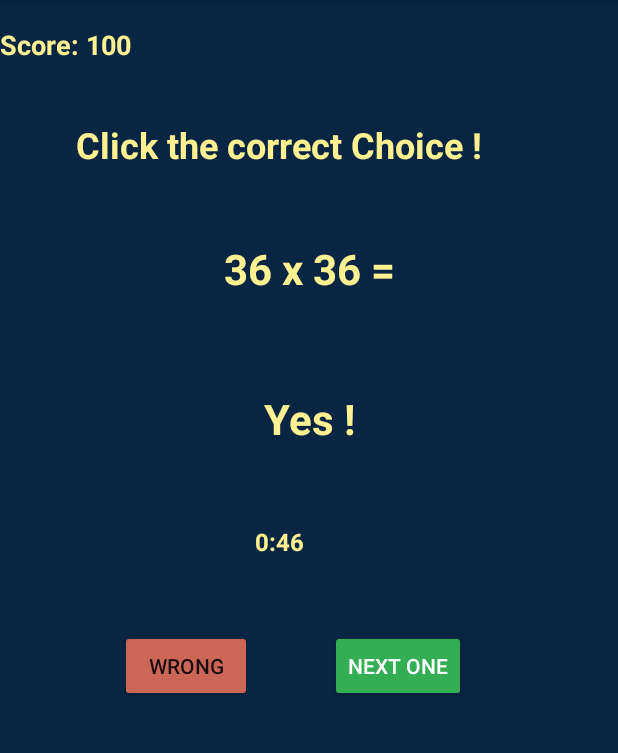
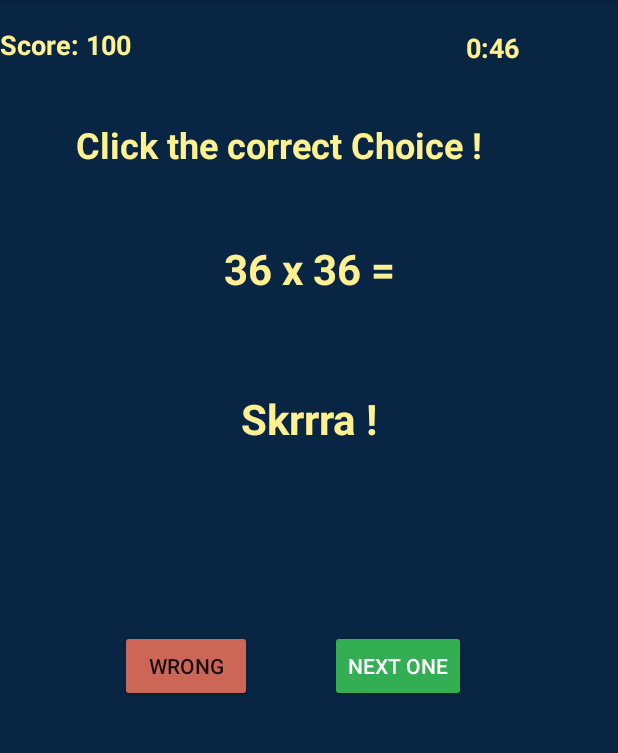
Before and after one commit to oussamabonnor1/JetMath_android_app, an Android app: the screen it shows after launch (MainActivity), after a tap on "CORRECT", on a phone screen of 412 x 824 dp, the part 84-837 px from its top. Run offline under Robolectric (Android 15) with nearby library versions, the phone set to English and light mode, and no system bars; 2 other taps on this screen came first.

Commit message:
fixing result text format, modifing design

```diff
--- a/app/src/main/java/com/example/oussama/myapp/MainActivity.java
+++ b/app/src/main/java/com/example/oussama/myapp/MainActivity.java
@@ -1,12 +1,10 @@
 package com.example.oussama.myapp;
 
 import android.os.CountDownTimer;
-import android.os.SystemClock;
 import android.support.v7.app.AppCompatActivity;
 import android.os.Bundle;
 import android.view.View;
 import android.widget.Button;
-import android.widget.Chronometer;
 import android.widget.TextView;
 
 import java.util.Random;
@@ -65,7 +63,7 @@ public class MainActivity extends AppCompatActivity {
         String s = "Start !";
         switch (operation) {
             case 0:
-                result = firstNum + secondNum;
+                result = (firstNum + secondNum);
                 s = firstNum + " + " + secondNum + " =";
                 break;
             case 1:
@@ -84,11 +82,12 @@ public class MainActivity extends AppCompatActivity {
         question.setText(s);
         if (!correctAnswer) {
             int difference = new Random().nextInt(10);
-            boolean negatif = new Random().nextBoolean();
-            if (negatif) result -= difference;
+            boolean negative = new Random().nextBoolean();
+            if (negative) result -= difference;
             else result += difference;
         }
-        resultText.setText("" + result);
+        if (operation == 3) resultText.setText(String.format("%.1f", result));
+        else resultText.setText("" + (int) result);
     }
 
     public void checkIfTrue(View v) {
@@ -97,7 +96,7 @@ public class MainActivity extends AppCompatActivity {
                 bonus += 11;
                 score += 100 + bonus;
                 scoreText.setText("Score: " + score);
-                resultText.setText("Yes !");
+                resultText.setText("Skrrra !");
             } else {
                 bonus = -11;
                 resultText.setText("Math's not Hot !");
@@ -116,7 +115,7 @@ public class MainActivity extends AppCompatActivity {
                 bonus += 11;
                 score += 100 + bonus;
                 scoreText.setText("Score: " + score);
-                resultText.setText("Yes !");
+                resultText.setText("Skrrra");
             } else {
                 bonus = -11;
                 resultText.setText("Math's not Hot !");
@@ -130,7 +129,7 @@ public class MainActivity extends AppCompatActivity {
     }
 
     public void endOfGame() {
-        title.setText("Game Over !\n Score: " + score);
+        title.setText("BOOM Game Over !\n Score: " + score);
         scoreText.setText("");
         resultText.setText("");
         question.setText("");
--- a/app/src/main/res/layout/activity_main.xml
+++ b/app/src/main/res/layout/activity_main.xml
@@ -62,14 +62,14 @@
 
     <TextView
         android:id="@+id/clockText"
-        android:layout_width="wrap_content"
+        android:layout_width="56dp"
         android:layout_height="wrap_content"
-        android:layout_marginLeft="170dp"
-        android:layout_marginTop="350dp"
+        android:layout_marginLeft="300dp"
+        android:layout_marginTop="19dp"
         android:text="00:00"
         android:textAlignment="center"
         android:textColor="#FFF191"
-        android:textSize="16sp"
+        android:textSize="18sp"
         android:textStyle="bold" />
 
     <TextView
```
